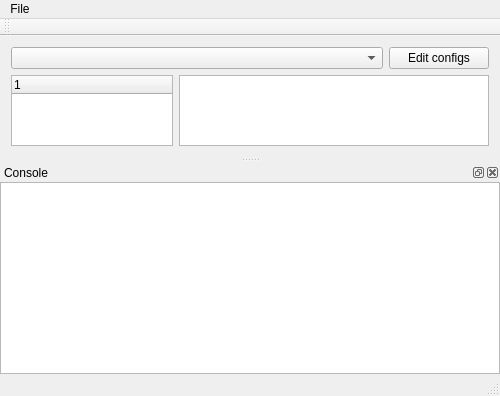
Old version of the form src/mainwindow.ui in the repository Winded/VPKViewer.
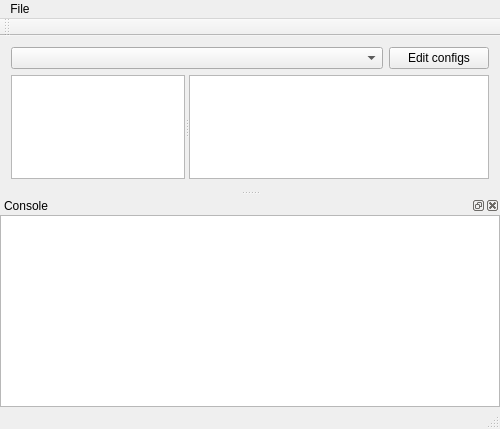
New version of the form.

The edit to the form file:
```diff
--- a/src/mainwindow.ui
+++ b/src/mainwindow.ui
@@ -7,7 +7,7 @@
     <x>0</x>
     <y>0</y>
     <width>500</width>
-    <height>396</height>
+    <height>429</height>
    </rect>
   </property>
   <property name="windowTitle">
@@ -67,36 +67,62 @@
      </layout>
     </item>
     <item>
-     <layout class="QHBoxLayout" name="horizontalLayout_2">
-      <property name="sizeConstraint">
-       <enum>QLayout::SetDefaultConstraint</enum>
+     <widget class="QSplitter" name="splitter">
+      <property name="orientation">
+       <enum>Qt::Horizontal</enum>
       </property>
-      <item>
        <widget class="QTreeWidget" name="folderTreeWidget">
         <property name="sizePolicy">
-         <sizepolicy hsizetype="Preferred" vsizetype="Expanding">
+        <sizepolicy hsizetype="Expanding" vsizetype="Expanding">
           <horstretch>0</horstretch>
           <verstretch>0</verstretch>
          </sizepolicy>
         </property>
+       <property name="minimumSize">
+        <size>
+         <width>50</width>
+         <height>0</height>
+        </size>
+       </property>
+       <property name="maximumSize">
+        <size>
+         <width>16777215</width>
+         <height>16777215</height>
+        </size>
+       </property>
+       <property name="baseSize">
+        <size>
+         <width>0</width>
+         <height>0</height>
+        </size>
+       </property>
+       <attribute name="headerVisible">
+        <bool>false</bool>
+       </attribute>
+       <attribute name="headerDefaultSectionSize">
+        <number>500</number>
+       </attribute>
+       <attribute name="headerMinimumSectionSize">
+        <number>100</number>
+       </attribute>
+       <attribute name="headerStretchLastSection">
+        <bool>true</bool>
+       </attribute>
         <column>
          <property name="text">
           <string notr="true">1</string>
          </property>
         </column>
        </widget>
-      </item>
-      <item>
        <widget class="QListWidget" name="fileListWidget">
         <property name="minimumSize">
          <size>
-          <width>310</width>
+         <width>300</width>
           <height>0</height>
          </size>
         </property>
        </widget>
-      </item>
-     </layout>
+     </widget>
     </item>
    </layout>
   </widget>
@@ -138,7 +164,7 @@
   </widget>
   <widget class="QDockWidget" name="consoleDockWidget">
    <property name="sizePolicy">
-    <sizepolicy hsizetype="Preferred" vsizetype="Fixed">
+    <sizepolicy hsizetype="Preferred" vsizetype="Preferred">
      <horstretch>0</horstretch>
      <verstretch>0</verstretch>
     </sizepolicy>
@@ -165,6 +191,18 @@
      </property>
      <item>
       <widget class="QPlainTextEdit" name="consoleText">
+       <property name="sizePolicy">
+        <sizepolicy hsizetype="Expanding" vsizetype="MinimumExpanding">
+         <horstretch>0</horstretch>
+         <verstretch>0</verstretch>
+        </sizepolicy>
+       </property>
+       <property name="minimumSize">
+        <size>
+         <width>100</width>
+         <height>75</height>
+        </size>
+       </property>
        <property name="maximumSize">
         <size>
          <width>16777215</width>
@@ -177,6 +215,9 @@
          <height>150</height>
         </size>
        </property>
+       <property name="readOnly">
+        <bool>true</bool>
+       </property>
       </widget>
      </item>
     </layout>
```
Left out of the diff: 23 changed lines with no effect on the pictures. Lines whose indentation alone changed are shown as unchanged.
